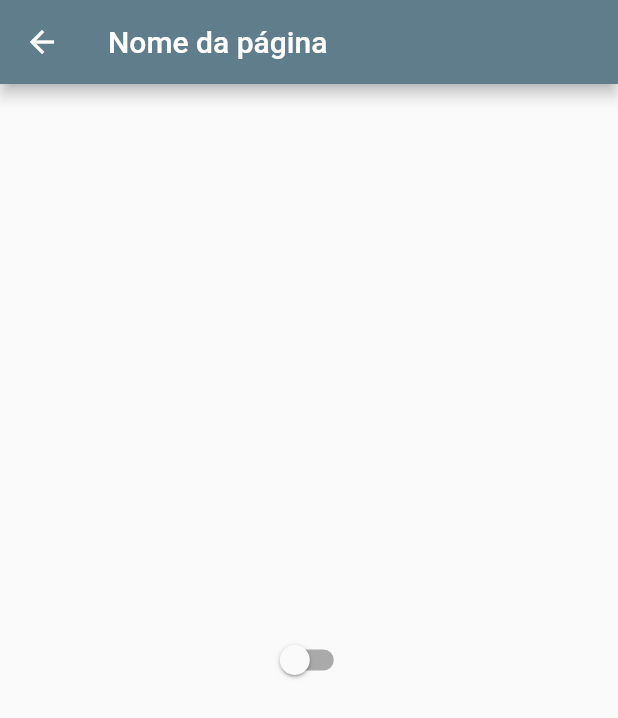
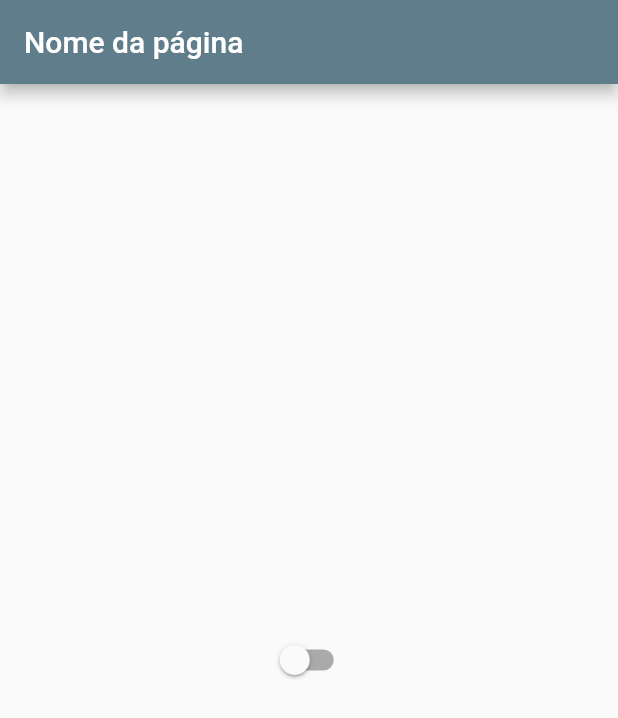
Before and after one commit to sousa-p/aprendendo_flutter, a Flutter app: the screen it shows after launch, after a tap on "Entrar", on a phone screen of 412 x 824 dp. Shown: the top 718 px of the screen. Run offline on Flutter 3.47's test engine with Material 2 defaults, Android fonts, the phone set to English and light mode, and no system bars.

Commit message:
Rotas nomeadas

```diff
--- a/lib/app_widget.dart
+++ b/lib/app_widget.dart
@@ -1,4 +1,5 @@
 import 'package:aprendendo_flutter/app_controller.dart';
+import 'package:aprendendo_flutter/home_page.dart';
 import 'package:aprendendo_flutter/login_page.dart';
 import 'package:flutter/material.dart';
 
@@ -14,7 +15,11 @@ class AppWidget extends StatelessWidget {
                 brightness: AppController.instance.isDarkTheme
                     ? Brightness.dark
                     : Brightness.light),
-              home: LoginPage()
+            initialRoute: '/',
+            routes: {
+              '/': (context) => LoginPage(),
+              '/home': (context) => HomePage()
+            },
           );
         });
   }
--- a/lib/login_page.dart
+++ b/lib/login_page.dart
@@ -51,8 +51,7 @@ class LoginPage extends StatelessWidget {
                 ),
                 ElevatedButton(
                     onPressed: () {
-                      Navigator.of(context).push(
-                          MaterialPageRoute(builder: (context) => HomePage()));
+                      Navigator.of(context).pushReplacementNamed('/home');
                     },
                     child: const Text('Entrar')),
               ],
```
Lines whose indentation alone changed are shown as unchanged.
